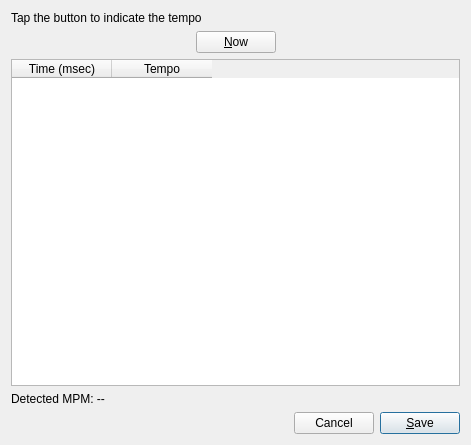
This is DlgTapTempo.ui in madmaxoft/SkauTan as Qt 5 draws it before an edit. The edited form follows.
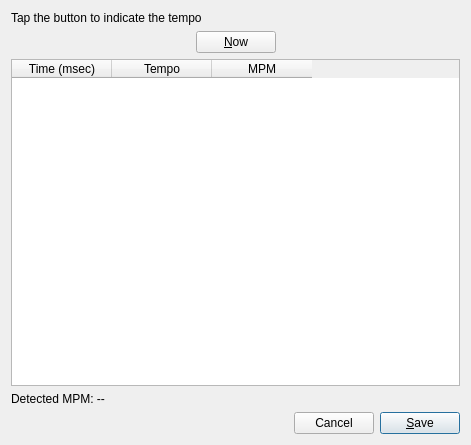
This is the edited form.

Commit message: Fixed TapTempo calculations.

Diff of the .ui file:
```diff
--- a/DlgTapTempo.ui
+++ b/DlgTapTempo.ui
@@ -76,6 +76,11 @@
        <string>Tempo</string>
       </property>
      </column>
+     <column>
+      <property name="text">
+       <string>MPM</string>
+      </property>
+     </column>
     </widget>
    </item>
    <item>
```
The commit also changes 2 other files.
